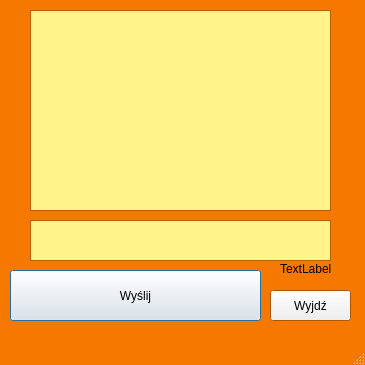
This is clientGUI/mainwindow.ui in lukasz1303/Gadu-Gadu-SK2 as Qt 5 draws it before an edit. The edited form follows.
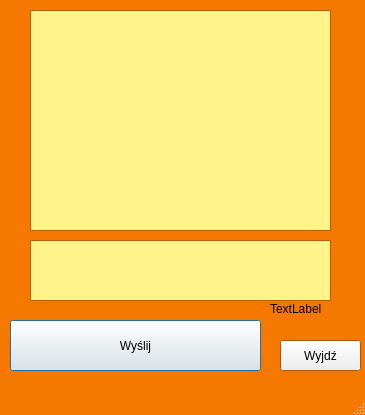
This is the edited form.

```diff
--- a/clientGUI/mainwindow.ui
+++ b/clientGUI/mainwindow.ui
@@ -10,7 +10,7 @@
     <x>0</x>
     <y>0</y>
     <width>365</width>
-    <height>365</height>
+    <height>415</height>
    </rect>
   </property>
   <property name="palette">
@@ -87,7 +87,7 @@
       <x>30</x>
       <y>10</y>
       <width>301</width>
-      <height>201</height>
+      <height>221</height>
      </rect>
     </property>
     <property name="palette">
@@ -132,7 +132,7 @@
     <property name="geometry">
      <rect>
       <x>10</x>
-      <y>270</y>
+      <y>320</y>
       <width>251</width>
       <height>51</height>
      </rect>
@@ -148,9 +148,9 @@
     <property name="geometry">
      <rect>
       <x>30</x>
-      <y>220</y>
+      <y>240</y>
       <width>301</width>
-      <height>41</height>
+      <height>61</height>
      </rect>
     </property>
     <property name="palette">
@@ -194,8 +194,8 @@
    <widget class="QPushButton" name="closeButton">
     <property name="geometry">
      <rect>
-      <x>270</x>
-      <y>290</y>
+      <x>280</x>
+      <y>340</y>
       <width>81</width>
       <height>31</height>
      </rect>
@@ -207,8 +207,8 @@
    <widget class="QLabel" name="textCounter">
     <property name="geometry">
      <rect>
-      <x>280</x>
-      <y>260</y>
+      <x>270</x>
+      <y>300</y>
       <width>67</width>
       <height>17</height>
      </rect>
```
